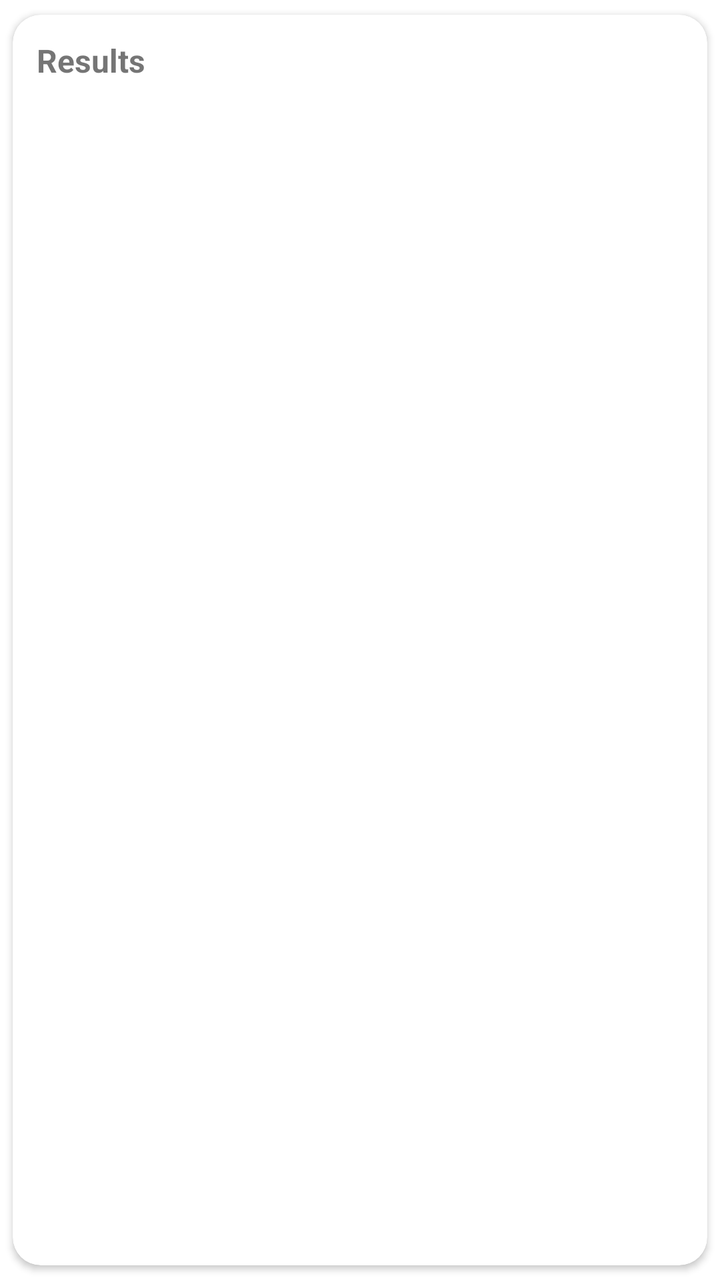
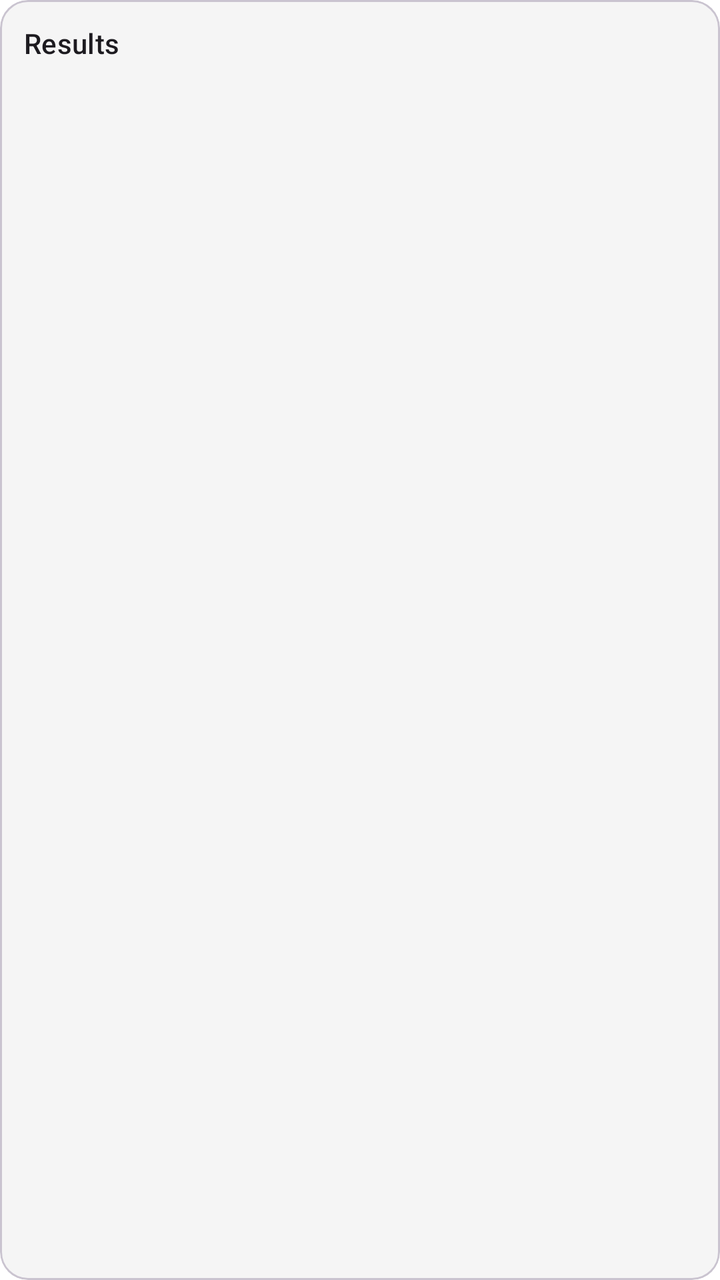

The first picture is an Android layout as it rendered before a commit; the second is the same layout after the commit. The layout source and the unified diff follow.
<!-- AndroidManifest.xml: application theme Theme.LandNv4 -->
<!-- res/layout/include_results.xml -->
<?xml version="1.0" encoding="utf-8"?>
<com.google.android.material.card.MaterialCardView
    xmlns:android="http://schemas.android.com/apk/res/android"
    xmlns:app="http://schemas.android.com/apk/res-auto"
    android:layout_width="match_parent"
    android:layout_height="wrap_content"
    app:cardCornerRadius="14dp"
    app:cardUseCompatPadding="true"
    app:cardElevation="2dp">

    <LinearLayout
        android:layout_width="match_parent"
        android:layout_height="wrap_content"
        android:orientation="vertical"
        android:padding="12dp">

        <TextView
            android:id="@+id/tv_results_title"
            android:layout_width="match_parent"
            android:layout_height="wrap_content"
            android:text="Results"
            android:textStyle="bold"
            android:textSize="16sp"
            android:paddingBottom="8dp"/>

        <androidx.recyclerview.widget.RecyclerView
            android:id="@+id/rv_results"
            android:layout_width="match_parent"
            android:layout_height="wrap_content"
            android:nestedScrollingEnabled="false"/>
    </LinearLayout>

</com.google.android.material.card.MaterialCardView>
<!-- resources referenced by this layout -->
<resources>
  <style name="Theme.LandNv4" parent="Theme.MaterialComponents.DayNight.NoActionBar">
          
          <item name="colorPrimary">@color/color_primary</item>
          <item name="colorPrimaryVariant">@color/color_primary_variant</item>
          <item name="colorOnPrimary">@color/color_on_primary</item>
  
          <item name="colorSecondary">@color/color_secondary</item>
          <item name="colorSecondaryVariant">@color/color_secondary_variant</item>
          <item name="colorOnSecondary">@color/color_on_secondary</item>
  
          
          <item name="android:windowBackground">@color/app_background</item>
          <item name="colorSurface">@color/app_surface</item>
          <item name="colorOnSurface">@color/app_on_surface</item>
      </style>
  <color name="color_primary">#1E88E5</color>
  <color name="color_primary_variant">#1565C0</color>
  <color name="color_on_primary">#FFFFFF</color>
  <color name="color_secondary">#26A69A</color>
  <color name="color_secondary_variant">#00897B</color>
  <color name="color_on_secondary">#FFFFFF</color>
  <color name="app_background">#FFFFFF</color>
  <color name="app_surface">#FFFFFF</color>
  <color name="app_on_surface">#111111</color>
</resources>

<!-- the commit's change to res/layout/include_results.xml (unified diff, before → after) -->
@@ -2,26 +2,44 @@
 <com.google.android.material.card.MaterialCardView
     xmlns:android="http://schemas.android.com/apk/res/android"
     xmlns:app="http://schemas.android.com/apk/res-auto"
+    android:id="@+id/results_root"
     android:layout_width="match_parent"
     android:layout_height="wrap_content"
     app:cardCornerRadius="14dp"
-    app:cardUseCompatPadding="true"
-    app:cardElevation="2dp">
+    style="?attr/resultsCard">
 
     <LinearLayout
+        android:id="@+id/results_container"
         android:layout_width="match_parent"
         android:layout_height="wrap_content"
         android:orientation="vertical"
         android:padding="12dp">
 
-        <TextView
-            android:id="@+id/tv_results_title"
+        <LinearLayout
             android:layout_width="match_parent"
             android:layout_height="wrap_content"
-            android:text="Results"
-            android:textStyle="bold"
-            android:textSize="16sp"
-            android:paddingBottom="8dp"/>
+            android:gravity="center_vertical"
+            android:orientation="horizontal"
+            android:paddingBottom="8dp">
+
+            <TextView
+                android:id="@+id/tv_results_title"
+                android:layout_width="0dp"
+                android:layout_height="wrap_content"
+                android:layout_weight="1"
+                android:text="Results"
+                android:textAppearance="?attr/textAppearanceTitleSmall" />
+
+            <ImageButton
+                android:id="@+id/btnMore"
+                style="?attr/borderlessButtonStyle"
+                android:layout_width="40dp"
+                android:layout_height="40dp"
+                android:contentDescription="More"
+                app:srcCompat="@drawable/ic_more_vert"
+                android:visibility="gone"/>
+        </LinearLayout>
+
 
         <androidx.recyclerview.widget.RecyclerView
             android:id="@+id/rv_results"
<!-- resource entries referenced after the edit -->
@@ -1,28 +1,47 @@
 <!-- resources referenced by this layout -->
 <resources>
-  <style name="Theme.LandNv4" parent="Theme.MaterialComponents.DayNight.NoActionBar">
+  <!-- drawable ic_more_vert (drawable) -->
+  <vector xmlns:android="http://schemas.android.com/apk/res/android" android:height="24dp" android:tint="#000000" android:viewportHeight="960" android:viewportWidth="960" android:width="24dp">
+        
+      <path android:fillColor="@android:color/white" android:pathData="M480,800Q447,800 423.5,776.5Q400,753 400,720Q400,687 423.5,663.5Q447,640 480,640Q513,640 536.5,663.5Q560,687 560,720Q560,753 536.5,776.5Q513,800 480,800ZM480,560Q447,560 423.5,536.5Q400,513 400,480Q400,447 423.5,423.5Q447,400 480,400Q513,400 536.5,423.5Q560,447 560,480Q560,513 536.5,536.5Q513,560 480,560ZM480,320Q447,320 423.5,296.5Q400,273 400,240Q400,207 423.5,183.5Q447,160 480,160Q513,160 536.5,183.5Q560,207 560,240Q560,273 536.5,296.5Q513,320 480,320Z"/>
+      
+  </vector>
+  <style name="Theme.LandNv4" parent="Theme.Material3.DayNight.NoActionBar">
+  
           
           <item name="colorPrimary">@color/color_primary</item>
-          <item name="colorPrimaryVariant">@color/color_primary_variant</item>
           <item name="colorOnPrimary">@color/color_on_primary</item>
-  
           <item name="colorSecondary">@color/color_secondary</item>
-          <item name="colorSecondaryVariant">@color/color_secondary_variant</item>
           <item name="colorOnSecondary">@color/color_on_secondary</item>
   
           
           <item name="android:windowBackground">@color/app_background</item>
-          <item name="colorSurface">@color/app_surface</item>
+  
           <item name="colorOnSurface">@color/app_on_surface</item>
+  
+          
+          <item name="colorSurface">#F5F5F5</item>
+          <item name="colorSurfaceVariant">#EEEEEE</item>
+          <item name="colorSurfaceContainer">#F2F2F2</item>
+          <item name="colorSurfaceContainerLow">#F7F7F7</item>
+  
+          
+          <item name="android:statusBarColor">@android:color/transparent</item>
+          <item name="android:navigationBarColor">@android:color/transparent</item>
+  
+          
+          <item name="android:enforceStatusBarContrast">false</item>
+          <item name="android:enforceNavigationBarContrast">false</item>
+          <item name="android:windowLightStatusBar">false</item>
+          <item name="android:windowLightNavigationBar">false</item>
+  
+  
       </style>
   <color name="color_primary">#1E88E5</color>
-  <color name="color_primary_variant">#1565C0</color>
   <color name="color_on_primary">#FFFFFF</color>
   <color name="color_secondary">#26A69A</color>
-  <color name="color_secondary_variant">#00897B</color>
   <color name="color_on_secondary">#FFFFFF</color>
   <color name="app_background">#FFFFFF</color>
-  <color name="app_surface">#FFFFFF</color>
   <color name="app_on_surface">#111111</color>
 </resources>
 
